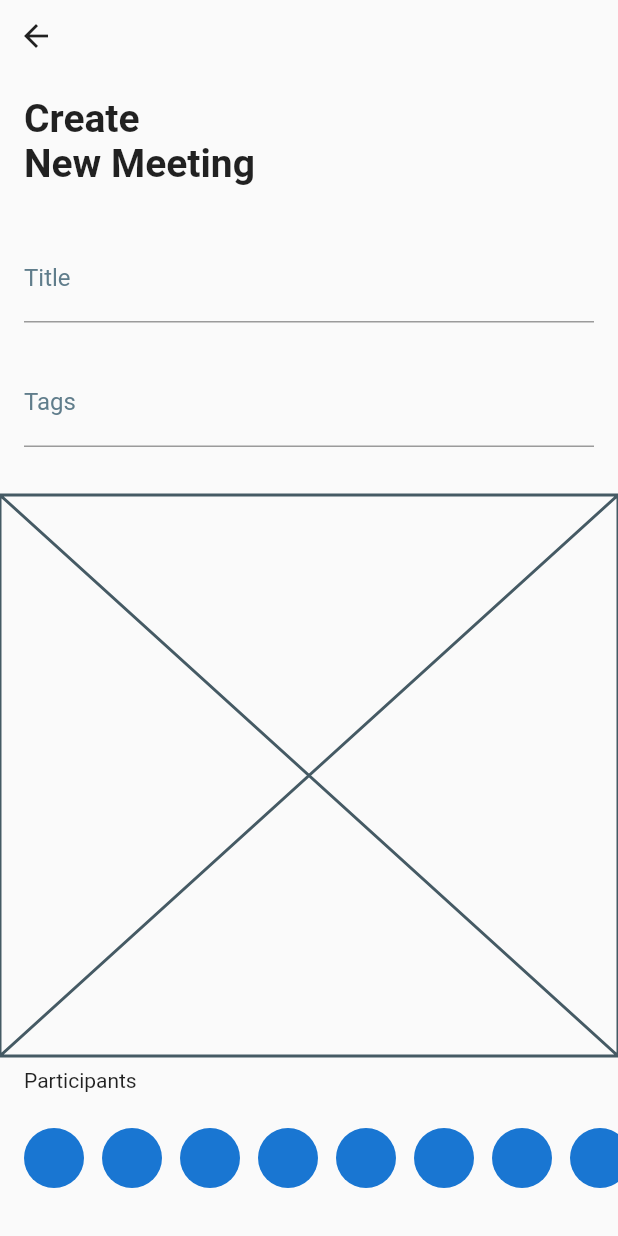
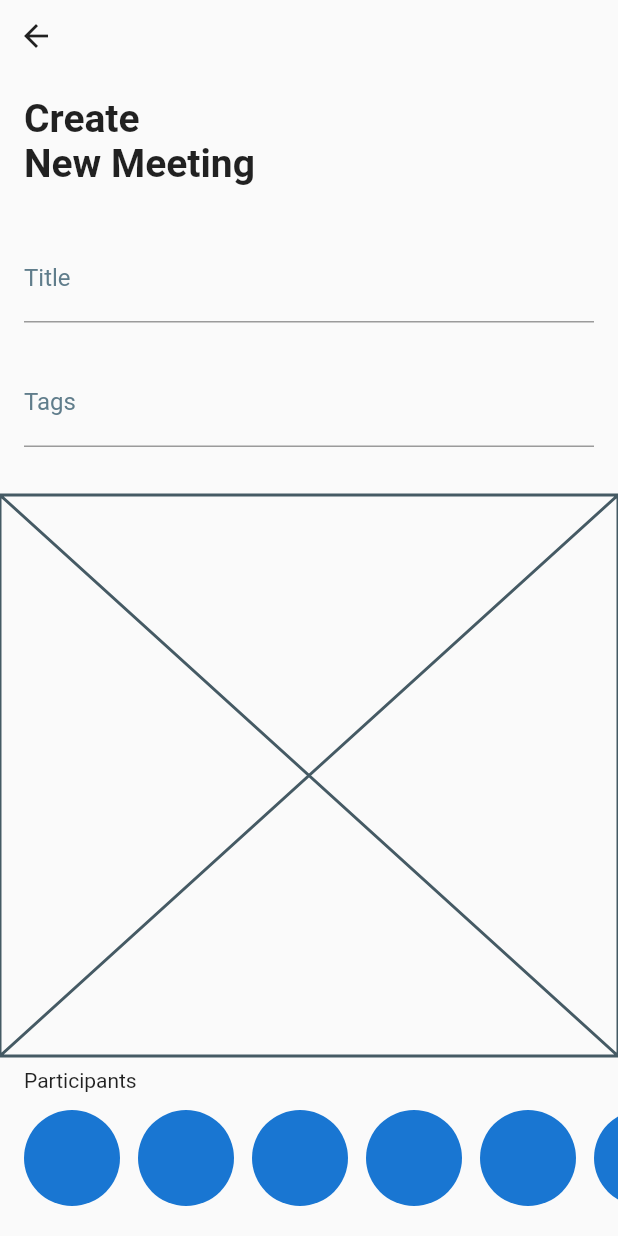
Before and after one commit to JAICHANGPARK/flutter_notebook_18th_story, a Flutter app: the screen it shows after launch, on a phone screen of 412 x 824 dp. Run offline on Flutter 3.47's test engine with Material 2 defaults, Android fonts, the phone set to English and light mode, and no system bars; our stand-ins replace cached_network_image, dotted_border, flutter_lorem, flutter_riverpod, flutter_svg, freezed_annotation and 4 more.

Commit message:
Update meeting_create_page.dart

```diff
--- a/lib/ep1088_meeting_app/src/ui/meeting_create_page.dart
+++ b/lib/ep1088_meeting_app/src/ui/meeting_create_page.dart
@@ -85,12 +85,17 @@ class _MeetingCreatePageState extends State<MeetingCreatePage> {
                         if(index == 0){
                           return Padding(
                             padding: const EdgeInsets.only(right: 12),
-                            child: CircleAvatar(),
+                            child: CircleAvatar(
+                              radius: 32,
+                            )
+                            ,
                           );
                         }
                         return Padding(
                           padding: const EdgeInsets.only(right: 12),
-                          child: CircleAvatar(),
+                          child: CircleAvatar(
+                            radius: 32,
+                          ),
                         );
                       }),
                     )
```
